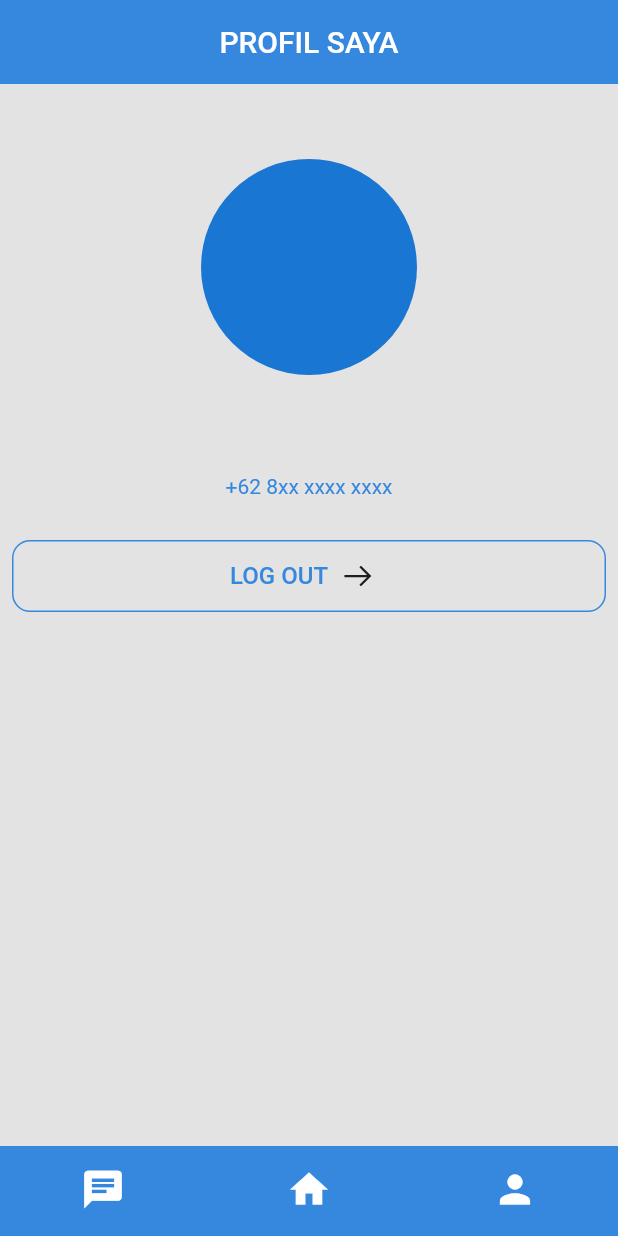
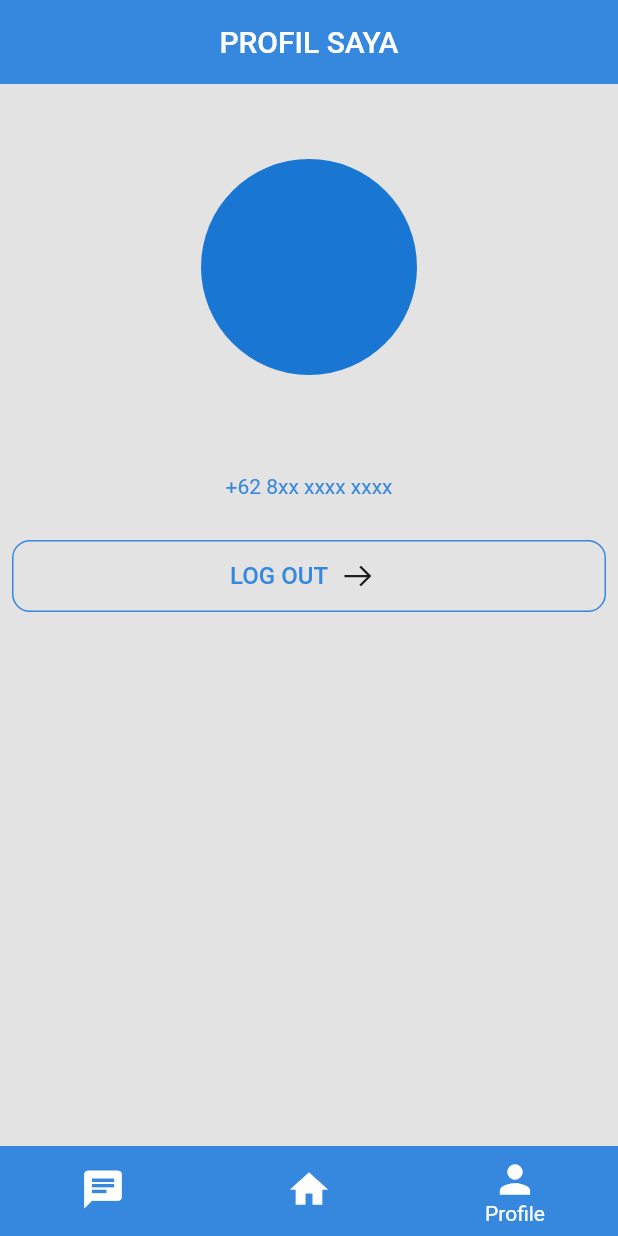
Before and after one commit to agungsatrioo/motordoc, a Flutter app: the BottomNav screen opened directly, item 3 of the bottom bar chosen, on a phone screen of 412 x 824 dp. Run offline on Flutter 3.47's test engine with Material 2 defaults, Android fonts, the phone set to English and light mode, and no system bars; our stand-ins replace bloc, equatable, flutter_bloc, flutter_phoenix, flutter_slidable, line_icons and 1 more; accounts and stored records are empty.

Commit message:
change profile caption

```diff
--- a/lib/src/ui/pages/home/bottom_nav.dart
+++ b/lib/src/ui/pages/home/bottom_nav.dart
@@ -40,7 +40,6 @@ class _BottomNavState extends State<BottomNav> {
     return Scaffold(
       body: getPage(),
       bottomNavigationBar: BottomNavigationBar(
-        showSelectedLabels: false,
         showUnselectedLabels: false,
         items: const <BottomNavigationBarItem>[
           BottomNavigationBarItem(
@@ -53,7 +52,7 @@ class _BottomNavState extends State<BottomNav> {
           ),
           BottomNavigationBarItem(
             icon: Icon(Icons.person),
-            title: Text('Person'),
+            title: Text('Profile'),
           ),
         ],
         currentIndex: _selectedIndex,
```
